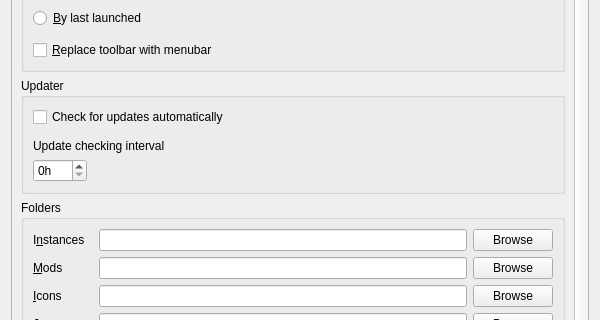
Above: launcher/ui/pages/global/LauncherPage.ui from FreesmTeam/FreesmLauncher before the change; both pictures show x 0 to 600 and y 88 to 408 of the 600 by 700 pixel window. Below: the same form after it.
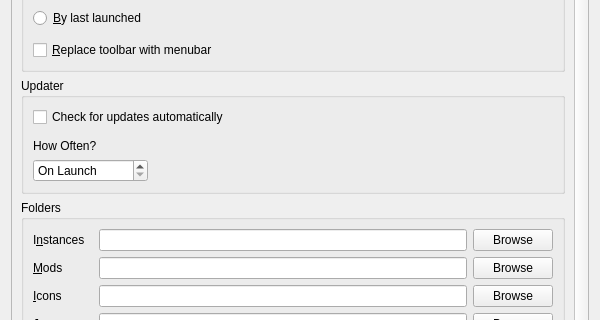
That is the form after the change.

Commit message: Improve update interval setting

```diff
--- a/launcher/ui/pages/global/LauncherPage.ui
+++ b/launcher/ui/pages/global/LauncherPage.ui
@@ -29,7 +29,7 @@
       <property name="geometry">
        <rect>
         <x>0</x>
-        <y>-329</y>
+        <y>0</y>
         <width>566</width>
         <height>1296</height>
        </rect>
@@ -132,7 +132,7 @@
           <item>
            <widget class="QLabel" name="updateIntervalLabel">
             <property name="text">
-             <string>Update checking interval</string>
+             <string>How Often?</string>
             </property>
            </widget>
           </item>
@@ -145,10 +145,16 @@
              </sizepolicy>
             </property>
             <property name="toolTip">
-             <string>Set it to 0 to only check on launch</string>
+             <string>Set to 0 to only check on launch</string>
+            </property>
+            <property name="specialValueText">
+             <string>On Launch</string>
             </property>
             <property name="suffix">
-             <string>h</string>
+             <string> hours</string>
+            </property>
+            <property name="prefix">
+             <string>Every </string>
             </property>
             <property name="minimum">
              <number>0</number>
```
